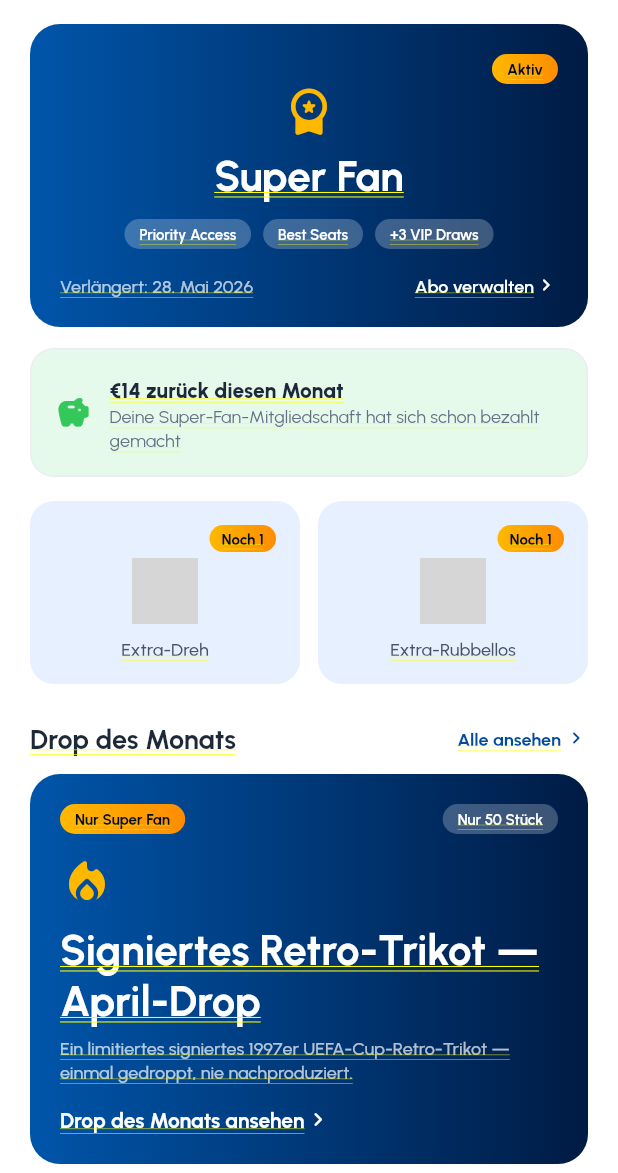
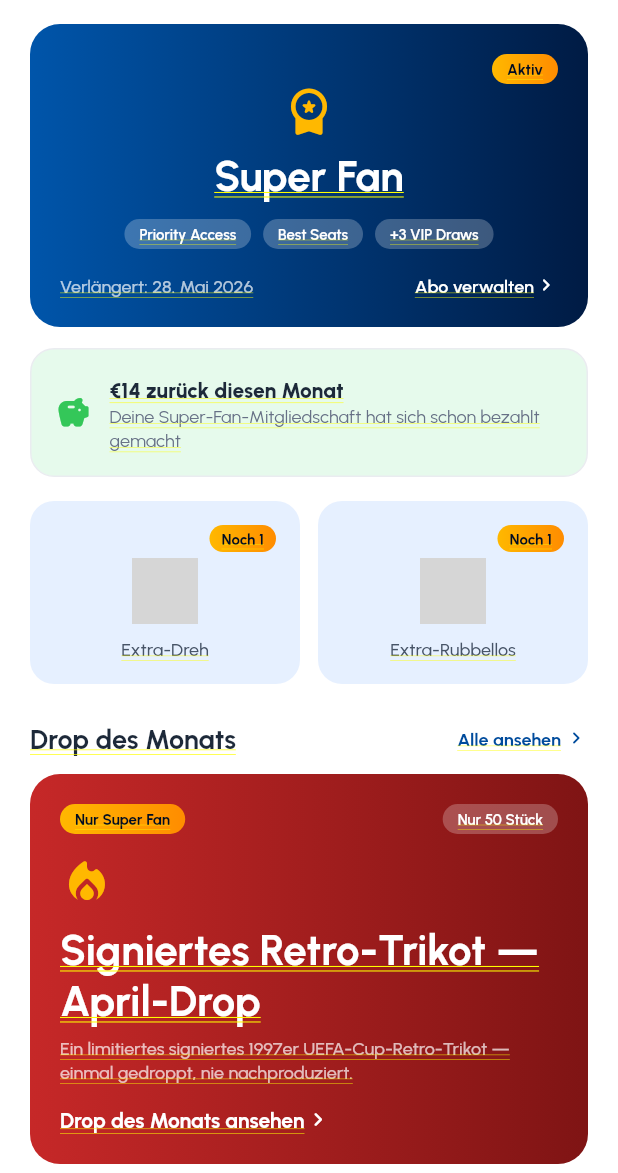
Before and after one commit to COREVIONLABS/EMBAapp-native, a Flutter app: the FanPlusScreen screen opened directly, on a phone screen of 412 x 824 dp, the part 63-1236 px from its top. Run offline on Flutter 3.47's test engine with Material 3 defaults, Android fonts, the phone set to English and light mode, and no system bars; our stand-ins replace flutter_svg; grey boxes are pictures that could not be loaded.

Commit message:
Fan+ World: differentiate the three hero cards (blue / red drop / purple tombola) [skip ci]
Membership stays blue; the Drop of the month takes the red drop theme and the
Tombola perk a purple tombola theme — breaks the three-identical-blue repetition.

Co-Authored-By: Claude Opus 4.8 <noreply@anthropic.com>
Claude-Session: https://claude.ai/code/session_0138H2TPm9wvb2D54WvCY8tL

```diff
--- a/lib/screens/fanplus_screen.dart
+++ b/lib/screens/fanplus_screen.dart
@@ -273,7 +273,7 @@ class _FanPlusScreenState extends State<FanPlusScreen> {
             child: Container(
               width: double.infinity,
               padding: const EdgeInsets.all(20),
-              decoration: BoxDecoration(gradient: const LinearGradient(colors: AppColors.pointsGradient), borderRadius: BorderRadius.circular(AppRadii.card)),
+              decoration: BoxDecoration(gradient: const LinearGradient(colors: [Color(0xFFC62828), Color(0xFF7F1414)]), borderRadius: BorderRadius.circular(AppRadii.card)),
               child: Column(crossAxisAlignment: CrossAxisAlignment.start, children: [
                 Row(children: [
                   Pill(gradient: const LinearGradient(colors: AppColors.goldGradient), child: Text(tr('Super Fan only'), style: AppText.caption1.copyWith(color: AppColors.brandDarkest, fontWeight: FontWeight.w700))),
@@ -346,7 +346,7 @@ class _FanPlusScreenState extends State<FanPlusScreen> {
           child: Container(
             clipBehavior: Clip.antiAlias,
             padding: const EdgeInsets.all(20),
-            decoration: BoxDecoration(gradient: const LinearGradient(colors: AppColors.pointsGradient), borderRadius: BorderRadius.circular(AppRadii.card)),
+            decoration: BoxDecoration(gradient: const LinearGradient(colors: [Color(0xFF6A1B9A), Color(0xFF311B92)]), borderRadius: BorderRadius.circular(AppRadii.card)),
             child: Column(crossAxisAlignment: CrossAxisAlignment.start, children: [
               Row(children: [
                 Pill(gradient: const LinearGradient(colors: AppColors.goldGradient), child: Text(tr('Super Fan perk'), style: AppText.caption1.copyWith(color: AppColors.brandDarkest, fontWeight: FontWeight.w700))),
```
